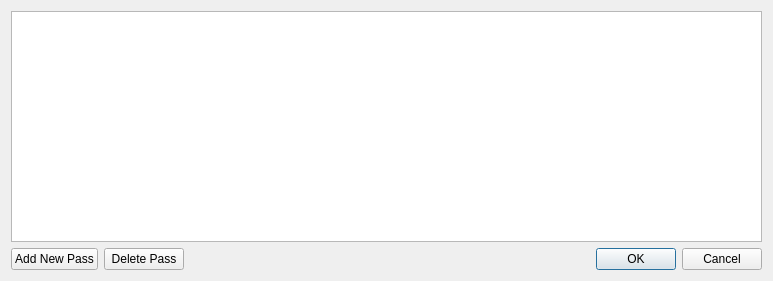
The window that resources/passManager.ui (gill14/AccuPatt) describes before a commit, drawn with Qt 5.
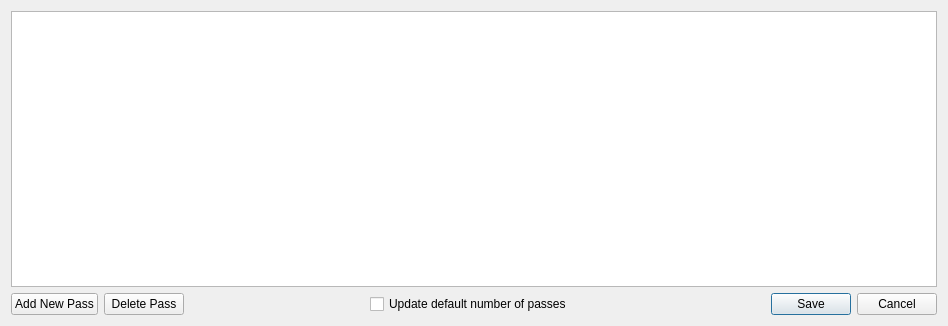
The same window after the commit.

Commit message: add set default num passes

Diff of the .ui file:
```diff
--- a/resources/passManager.ui
+++ b/resources/passManager.ui
@@ -9,8 +9,8 @@
    <rect>
     <x>0</x>
     <y>0</y>
-    <width>773</width>
-    <height>281</height>
+    <width>948</width>
+    <height>326</height>
    </rect>
   </property>
   <property name="windowTitle">
@@ -49,6 +49,26 @@
        </property>
       </widget>
      </item>
+     <item>
+      <spacer name="horizontalSpacer_2">
+       <property name="orientation">
+        <enum>Qt::Horizontal</enum>
+       </property>
+       <property name="sizeHint" stdset="0">
+        <size>
+         <width>40</width>
+         <height>20</height>
+        </size>
+       </property>
+      </spacer>
+     </item>
+     <item>
+      <widget class="QCheckBox" name="checkBoxUpdateDefaultNumberOfPasses">
+       <property name="text">
+        <string>Update default number of passes</string>
+       </property>
+      </widget>
+     </item>
      <item>
       <spacer name="horizontalSpacer">
        <property name="orientation">
@@ -68,7 +88,7 @@
         <enum>Qt::Horizontal</enum>
        </property>
        <property name="standardButtons">
-        <set>QDialogButtonBox::Cancel|QDialogButtonBox::Ok</set>
+        <set>QDialogButtonBox::Cancel|QDialogButtonBox::Save</set>
        </property>
       </widget>
      </item>
```
The commit also changes 2 other files.
